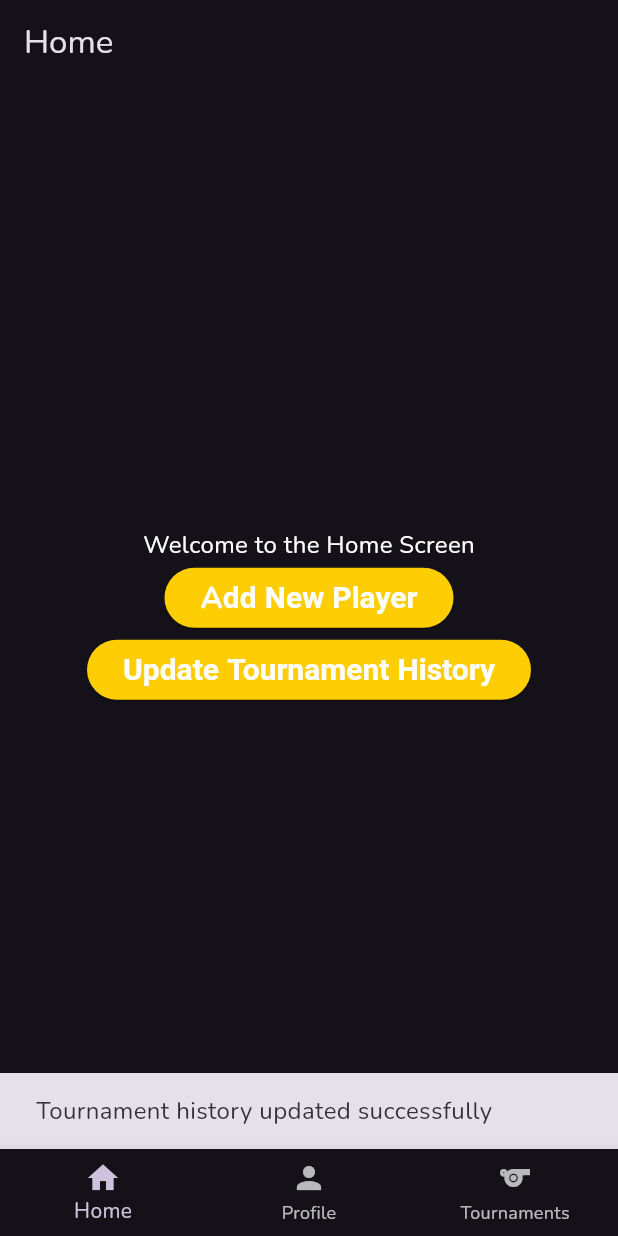
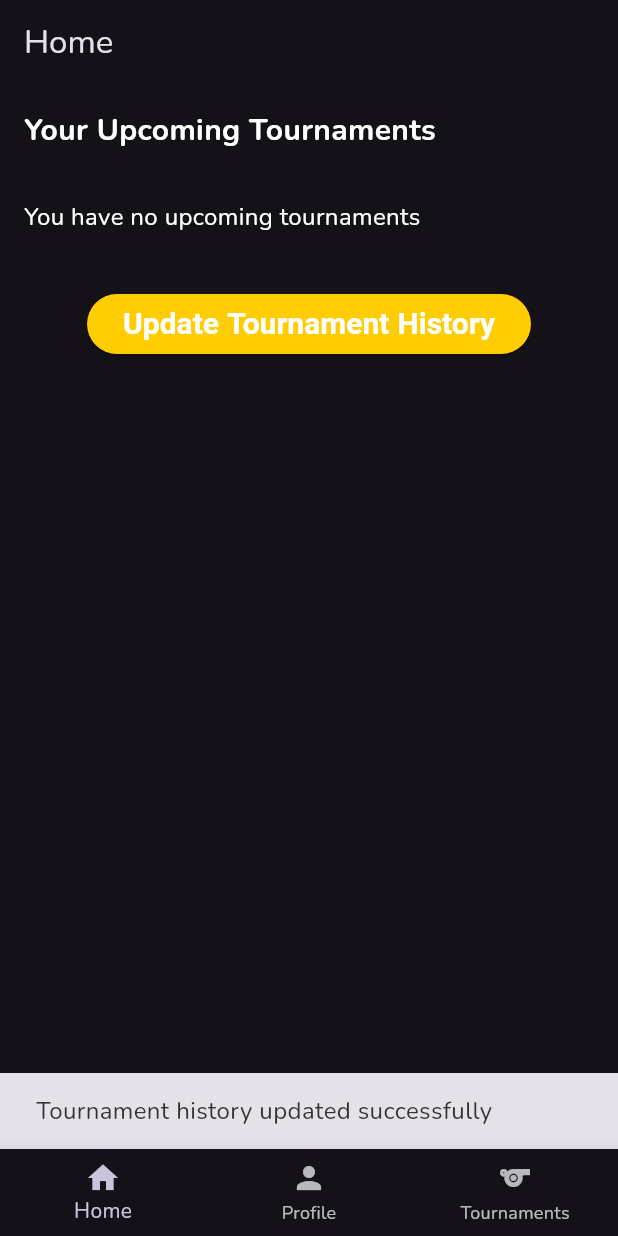
Before and after one commit to CallumCha/UKBT-App, a Flutter app: the screen it shows once a user with an empty profile is signed in, after a tap on "Update Tournament History", on a phone screen of 412 x 824 dp. Run offline on Flutter 3.47's test engine with Material 3 defaults, Android fonts, the phone set to English and light mode, and no system bars; our stand-ins replace cloud_firestore, firebase_auth, firebase_core, font_awesome_flutter, google_fonts, google_sign_in; accounts and stored records are empty; generated files the repository leaves out were written again.

Commit message:
Upcoming tournaments on home screen
Added upcoming tournaments on the home screen.

displays the next two tournaments of the user.

```diff
--- a/lib/home/home_screen.dart
+++ b/lib/home/home_screen.dart
@@ -1,25 +1,63 @@
 import 'package:flutter/material.dart';
 import 'package:cloud_firestore/cloud_firestore.dart';
-import 'dart:math';
+import 'package:firebase_auth/firebase_auth.dart' as auth;
 import 'package:ukbtapp/shared/bottom_nav.dart';
 import 'package:ukbtapp/core/auth/models/user_model.dart';
 import 'package:ukbtapp/core/widgets/update_all_users_tournament_history.dart';
+import 'package:ukbtapp/core/auth/models/tournament_model.dart';
+import 'package:ukbtapp/core/registration_page.dart';
 
-class HomeScreen extends StatelessWidget {
+class HomeScreen extends StatefulWidget {
   const HomeScreen({super.key});
 
-  Future<void> _addNewPlayer() async {
-    final random = Random();
-    final userModel = User(
-      id: '', // Firestore will generate the ID
-      name: 'User${random.nextInt(10000)}',
-      email: 'user${random.nextInt(10000)}@example.com',
-      ukbtno: (random.nextInt(9000) + 1000).toString(),
-      isAdmin: false,
-      tournamentHistory: [],
-    );
+  @override
+  _HomeScreenState createState() => _HomeScreenState();
+}
 
-    await FirebaseFirestore.instance.collection('users').add(userModel.toMap());
+class _HomeScreenState extends State<HomeScreen> {
+  List<Tournament> _upcomingTournaments = [];
+
+  @override
+  void initState() {
+    super.initState();
+    _fetchUpcomingTournaments();
+  }
+
+  Future<void> _fetchUpcomingTournaments() async {
+    final user = auth.FirebaseAuth.instance.currentUser;
+    if (user != null) {
+      final userDoc = await FirebaseFirestore.instance.collection('users').doc(user.uid).get();
+
+      if (!userDoc.data()!.containsKey('registeredTournaments')) {
+        await FirebaseFirestore.instance.collection('users').doc(user.uid).update({
+          'registeredTournaments': [],
+        });
+      }
+
+      final registeredTournamentIds = List<String>.from(userDoc.data()!['registeredTournaments'] ?? []);
+
+      setState(() {
+        _upcomingTournaments = []; // Initialize with an empty list
+      });
+
+      if (registeredTournamentIds.isNotEmpty) {
+        final now = DateTime.now();
+        for (String tournamentId in registeredTournamentIds) {
+          final tournamentDoc = await FirebaseFirestore.instance.collection('tournaments').doc(tournamentId).get();
+
+          if (tournamentDoc.exists) {
+            final tournamentData = tournamentDoc.data()!;
+            final tournamentDate = tournamentData['date'] as Timestamp;
+            if (tournamentDate.toDate().isAfter(now)) {
+              setState(() {
+                _upcomingTournaments.add(Tournament.fromMap(tournamentData, tournamentId));
+              });
+              if (_upcomingTournaments.length >= 2) break; // Limit to 2 tournaments
+            }
+          }
+        }
+      }
+    }
   }
 
   void _updateTournamentHistory(BuildContext context) async {
@@ -41,18 +79,56 @@ class HomeScreen extends StatelessWidget {
       appBar: AppBar(
         title: const Text('Home'),
       ),
-      body: Center(
+      body: SingleChildScrollView(
         child: Column(
-          mainAxisAlignment: MainAxisAlignment.center,
+          crossAxisAlignment: CrossAxisAlignment.start,
           children: [
-            const Text('Welcome to the Home Screen'),
-            ElevatedButton(
-              onPressed: _addNewPlayer,
-              child: const Text('Add New Player'),
+            const Padding(
+              padding: EdgeInsets.all(16.0),
+              child: Text(
+                'Your Upcoming Tournaments',
+                style: TextStyle(fontSize: 20, fontWeight: FontWeight.bold),
+              ),
             ),
-            ElevatedButton(
-              onPressed: () => _updateTournamentHistory(context),
-              child: const Text('Update Tournament History'),
+            if (_upcomingTournaments.isEmpty)
+              const Padding(
+                padding: EdgeInsets.all(16.0),
+                child: Text('You have no upcoming tournaments'),
+              )
+            else
+              ListView.builder(
+                shrinkWrap: true,
+                physics: const NeverScrollableScrollPhysics(),
+                itemCount: _upcomingTournaments.length,
+                itemBuilder: (context, index) {
+                  final tournament = _upcomingTournaments[index];
+                  return ListTile(
+                    title: Text(tournament.name),
+                    subtitle: Text(
+                      '${tournament.gender} - ${tournament.level}\n'
+                      '${tournament.location}',
+                    ),
+                    trailing: Text(
+                      tournament.date?.toLocal().toString().split(' ')[0] ?? 'Date not specified',
+                      style: TextStyle(fontSize: 12),
+                    ),
+                    onTap: () {
+                      Navigator.push(
+                        context,
+                        MaterialPageRoute(
+                          builder: (context) => RegistrationPage(tournament: tournament),
+                        ),
+                      );
+                    },
+                  );
+                },
+              ),
+            const SizedBox(height: 20),
+            Center(
+              child: ElevatedButton(
+                onPressed: () => _updateTournamentHistory(context),
+                child: const Text('Update Tournament History'),
+              ),
             ),
           ],
         ),
```
Also changed, not shown: lib/core/registration_page.dart (+11 -0 lines).
